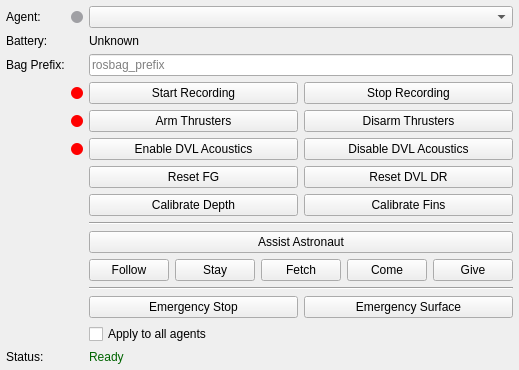
cougars-auv/coug_rqt, file coug_rqt/ui/coug_utils.ui: the form before one commit.
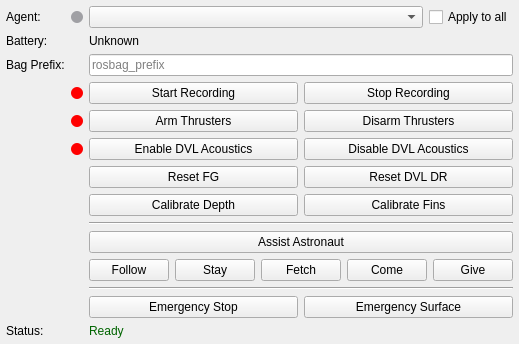
The form after the commit.

Commit message: Mapviz revamp

Diff of the .ui file:
```diff
--- a/coug_rqt/ui/coug_utils.ui
+++ b/coug_rqt/ui/coug_utils.ui
@@ -52,10 +52,12 @@
         </widget>
       </item>
       <item row="0" column="2" colspan="3">
+        <layout class="QHBoxLayout" name="horizontalLayout_agent">
+          <item>
         <widget class="QComboBox" name="agent_selector">
           <property name="sizePolicy">
             <sizepolicy hsizetype="Expanding" vsizetype="Fixed">
-              <horstretch>0</horstretch>
+                  <horstretch>1</horstretch>
               <verstretch>0</verstretch>
             </sizepolicy>
           </property>
@@ -64,6 +66,18 @@
           </property>
         </widget>
       </item>
+          <item>
+            <widget class="QCheckBox" name="apply_all">
+              <property name="text">
+                <string>Apply to all</string>
+              </property>
+              <property name="checked">
+                <bool>false</bool>
+              </property>
+            </widget>
+          </item>
+        </layout>
+      </item>
 
       <item row="1" column="0">
         <widget class="QLabel" name="label_battery">
@@ -447,19 +461,8 @@
         </layout>
       </item>
 
-      <item row="13" column="2" colspan="3">
-        <widget class="QCheckBox" name="apply_all">
-          <property name="text">
-            <string>Apply to all agents</string>
-          </property>
-          <property name="checked">
-            <bool>false</bool>
-          </property>
-        </widget>
-      </item>
-
-      <item row="14" column="0">
-        <widget class="QLabel" name="label_status">
+      <item row="13" column="0">
+        <widget class="QLabel" name="status_label">
           <property name="text">
             <string>Status:</string>
           </property>
@@ -468,7 +471,7 @@
           </property>
         </widget>
       </item>
-      <item row="14" column="2" colspan="3">
+      <item row="13" column="2" colspan="3">
         <widget class="QLabel" name="status">
           <property name="styleSheet">
             <string notr="true">color: darkgreen;</string>
@@ -485,7 +488,7 @@
         </widget>
       </item>
 
-      <item row="15" column="0" colspan="5">
+      <item row="14" column="0" colspan="5">
         <spacer name="bottom_spacer">
           <property name="orientation">
             <enum>Qt::Vertical</enum>
```
Left out of the diff: 12 changed lines with no effect on the pictures. Lines whose indentation alone changed are shown as unchanged. The commit also changes 2 other files.
